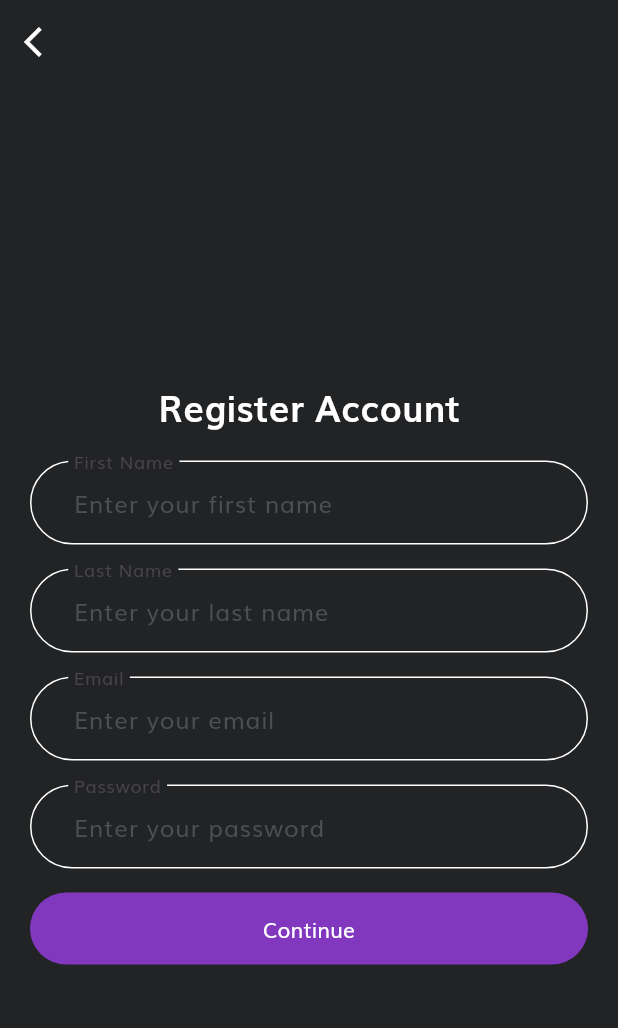
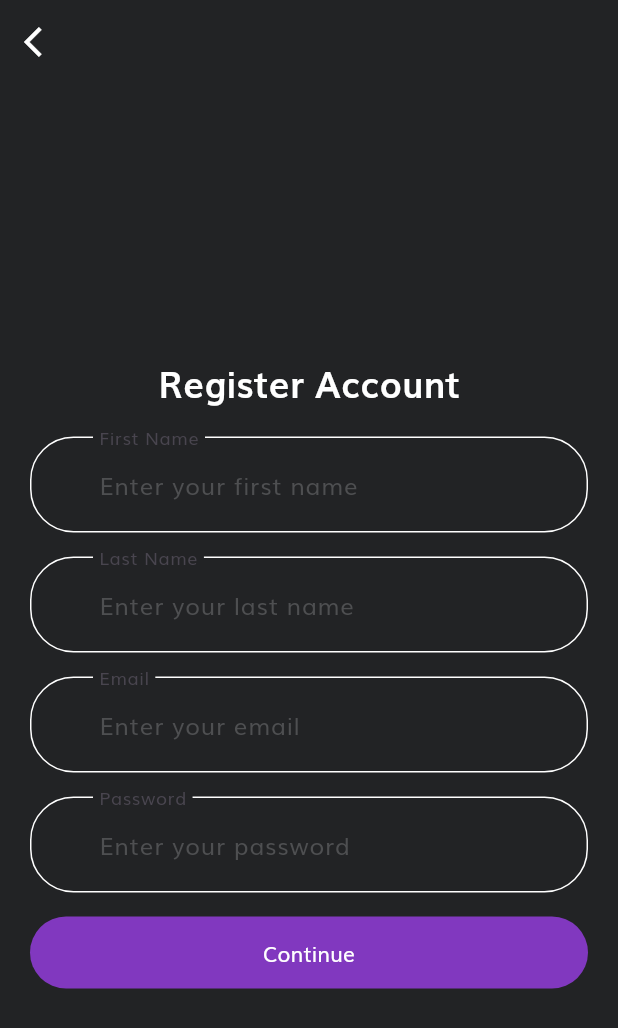
Before and after one commit to volodymyr-shepel/mot_flutter, a Flutter app: the SignUpScreen screen opened by its route, on a phone screen of 412 x 824 dp. Shown: the top 1028 px of the screen. Run offline on Flutter 3.47's test engine with Material 3 defaults, Android fonts, the phone set to English and light mode, and no system bars.

Commit message:
code refactor

```diff
--- /dev/null
+++ b/lib/components/custom_text_form_field.dart
@@ -0,0 +1,48 @@
+import 'package:flutter/material.dart';
+import '../constants.dart';
+
+class CustomTextFormField extends StatelessWidget {
+  final String labelText;
+  final String hintText;
+  final TextInputType keyboardType;
+  final bool obscureText;
+  final ValueChanged<String?>? onSaved;
+  final FormFieldValidator<String?>? validator;
+
+  const CustomTextFormField({
+    Key? key,
+    required this.labelText,
+    required this.hintText,
+    required this.keyboardType,
+    required this.obscureText,
+    this.onSaved,
+    this.validator,
+  }) : super(key: key);
+
+  @override
+  Widget build(BuildContext context) {
+    return Padding(
+      padding: const EdgeInsets.symmetric(), // Adjust the padding as needed
+      child: TextFormField(
+        obscureText: obscureText,
+        onSaved: onSaved,
+        validator: validator,
+        keyboardType: keyboardType,
+        decoration: InputDecoration(
+          labelText: labelText,
+          hintText: hintText,
+          floatingLabelBehavior: FloatingLabelBehavior.always,
+          enabledBorder: OutlineInputBorder(
+            borderSide: const BorderSide(color: Colors.white),
+            borderRadius: BorderRadius.circular(29.0),
+          ),
+          focusedBorder: OutlineInputBorder(
+            borderSide: const BorderSide(color: kPrimaryColor),
+            borderRadius: BorderRadius.circular(29.0),
+          ),
+          hintStyle: const TextStyle(color: Color(0xFF4E4F51)),
+        ),
+      ),
+    );
+  }
+}
--- a/lib/routes.dart
+++ b/lib/routes.dart
@@ -3,6 +3,7 @@ import 'package:mot/screens/forgot_password/forgot_password_screen.dart';
 import 'package:mot/screens/login_success/login_success_screen.dart';
 import 'package:mot/screens/sign_in/sign_in_screen.dart';
 import 'package:mot/screens/sign_up/sign_up_screen.dart';
+import 'package:mot/screens/sign_up/sign_up_success_screen.dart';
 import 'screens/welcome/welcome_screen.dart';
 
 // We use name route
@@ -13,6 +14,7 @@ final Map<String, WidgetBuilder> routes = {
   SignInScreen.routeName: (context) => const SignInScreen(),
   ForgotPasswordScreen.routeName: (context) => const ForgotPasswordScreen(),
   LoginSuccessScreen.routeName: (context) => const LoginSuccessScreen(),
+  SignUpSuccessScreen.routeName: (context) => const SignUpSuccessScreen(),
   SignUpScreen.routeName: (context) => const SignUpScreen(),
 
 };
--- a/lib/screens/sign_up/components/sign_up_form.dart
+++ b/lib/screens/sign_up/components/sign_up_form.dart
@@ -1,5 +1,6 @@
 import 'package:flutter/material.dart';
-import 'package:mot/screens/welcome/welcome_screen.dart';
+import 'package:mot/screens/sign_up/sign_up_success_screen.dart';
+import '../../../components/custom_text_form_field.dart';
 import '../../../constants.dart';
 //import '../../complete_profile/complete_profile_screen.dart';
 
@@ -24,89 +25,53 @@ class _SignUpFormState extends State<SignUpForm> {
       key: _formKey,
       child: Column(
         children: [
-          TextFormField(
+          CustomTextFormField(
+            labelText: "First Name",
+            hintText: "Enter your first name",
             onSaved: (newValue) => firstName = newValue,
+            obscureText: false,
             validator: (value) {
               if (value!.isEmpty) {
                 return "First name can not be empty";
               }
               return null;
             },
-            decoration: InputDecoration(
-              labelText: "First Name",
-              hintText: "Enter your first name",
-              floatingLabelBehavior: FloatingLabelBehavior.always,
-              enabledBorder: OutlineInputBorder(
-                borderSide: const BorderSide(color: Colors.white),
-                borderRadius: BorderRadius.circular(29.0),
-              ),
-              focusedBorder: OutlineInputBorder(
-                borderSide: const BorderSide(color: kPrimaryColor),
-                borderRadius: BorderRadius.circular(29.0),
-              ),
-              hintStyle: const TextStyle(color: Color(0xFF4E4F51)),
-              contentPadding: const EdgeInsets.symmetric(vertical: 16.0, horizontal: 25.0),
-            ),
+            keyboardType: TextInputType.text,
           ),
           const SizedBox(height: 16),
-          TextFormField(
+          CustomTextFormField(
+            obscureText: false,
+          labelText: "Last Name",
+          hintText: "Enter your last name",
           onSaved: (newValue) => lastName = newValue,
           validator: (value) {
             if (value!.isEmpty) {
-                return "First name can not be empty";
+              return "Last name can not be empty";
             }
             return null;
           },
-            decoration: InputDecoration(
-              labelText: "Last Name",
-              hintText: "Enter your last name",
-              floatingLabelBehavior: FloatingLabelBehavior.always,
-
-
-              enabledBorder: OutlineInputBorder(
-                borderSide: const BorderSide(color: Colors.white),
-                borderRadius: BorderRadius.circular(29.0),
-              ),
-              focusedBorder: OutlineInputBorder(
-                borderSide: const BorderSide(color: kPrimaryColor),
-                borderRadius: BorderRadius.circular(29.0),
-              ),
-              hintStyle: const TextStyle(color: Color(0xFF4E4F51)),
-              contentPadding: const EdgeInsets.symmetric(vertical: 16.0, horizontal: 25.0),
-            ),
+          keyboardType: TextInputType.text,
       ),
           const SizedBox(height: 16),
 
-          TextFormField(
-            keyboardType: TextInputType.emailAddress,
+          CustomTextFormField(
+            obscureText: false,
+          labelText: "Email",
+          hintText: "Enter your email",
+          keyboardType: TextInputType.emailAddress, // Set the keyboard type
           onSaved: (newValue) => email = newValue,
           validator: (value) {
             if (value!.isEmpty || !emailValidatorRegExp.hasMatch(value)) {
               return "Invalid Email";
             }
-
             return null;
           },
-            decoration: InputDecoration(
-              labelText: "Email",
-              hintText: "Enter your email",
-
-              floatingLabelBehavior: FloatingLabelBehavior.always,
-
-              enabledBorder: OutlineInputBorder(
-                borderSide: const BorderSide(color: Colors.white),
-                borderRadius: BorderRadius.circular(29.0),
-              ),
-              focusedBorder: OutlineInputBorder(
-                borderSide: const BorderSide(color: kPrimaryColor),
-                borderRadius: BorderRadius.circular(29.0),
-              ),
-              hintStyle: const TextStyle(color: Color(0xFF4E4F51)),
-              contentPadding: const EdgeInsets.symmetric(vertical: 16.0, horizontal: 25.0),
-            ),
         ),
           const SizedBox(height: 16),
-          TextFormField(
+          CustomTextFormField(
+        labelText: "Password",
+        hintText: "Enter your password",
+        keyboardType: TextInputType.text,
         obscureText: true,
         onSaved: (newValue) => password = newValue,
         validator: (value) {
@@ -117,24 +82,6 @@ class _SignUpFormState extends State<SignUpForm> {
           }
           return null;
         },
-            decoration: InputDecoration(
-              labelText: "Password",
-              hintText: "Enter your password",
-              // If  you are using latest version of flutter then lable text and hint text shown like this
-              // if you r using flutter less then 1.20.* then maybe this is not working properly
-              floatingLabelBehavior: FloatingLabelBehavior.always,
-
-              enabledBorder: OutlineInputBorder(
-                borderSide: const BorderSide(color: Colors.white),
-                borderRadius: BorderRadius.circular(29.0),
-              ),
-              focusedBorder: OutlineInputBorder(
-                borderSide: const BorderSide(color: kPrimaryColor),
-                borderRadius: BorderRadius.circular(29.0),
-              ),
-              hintStyle: TextStyle(color: Color(0xFF4E4F51)),
-              contentPadding: EdgeInsets.symmetric(vertical: 16.0, horizontal: 25.0),
-            ),
       ),
           const SizedBox(height: 16),
           ElevatedButton(
@@ -142,7 +89,7 @@ class _SignUpFormState extends State<SignUpForm> {
               if (_formKey.currentState!.validate()) {
                 _formKey.currentState!.save();
                 // if all are valid then go to success screen
-                Navigator.pushNamed(context, WelcomeScreen.routeName); // TODO change to complete profile screen
+                Navigator.pushNamed(context, SignUpSuccessScreen.routeName); // TODO change to complete profile screen
               }
             },
             child: const Text("Continue"),
```
Also changed, not shown: lib/components/custom_success_screen.dart (added, +64 -0 lines), lib/screens/complete_profile/complete_profile_screen.dart (added, +46 -0 lines), lib/screens/complete_profile/components/complete_profile_form.dart (added, +140 -0 lines), lib/screens/forgot_password/components/forgot_pass_form.dart (+9 -23 lines), lib/screens/sign_in/components/sign_form.dart (+13 -40 lines), lib/screens/sign_in/sign_in_success_screen.dart (added, +20 -0 lines), lib/screens/sign_up/sign_up_success_screen.dart (added, +20 -0 lines). Lines whose indentation alone changed are shown as unchanged.
